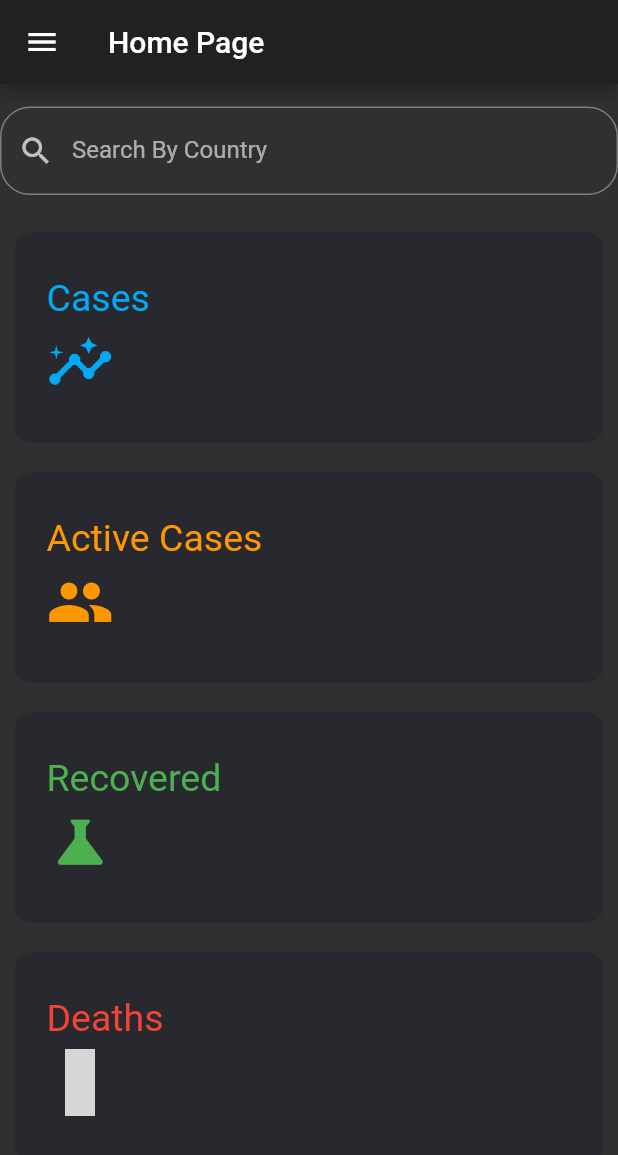
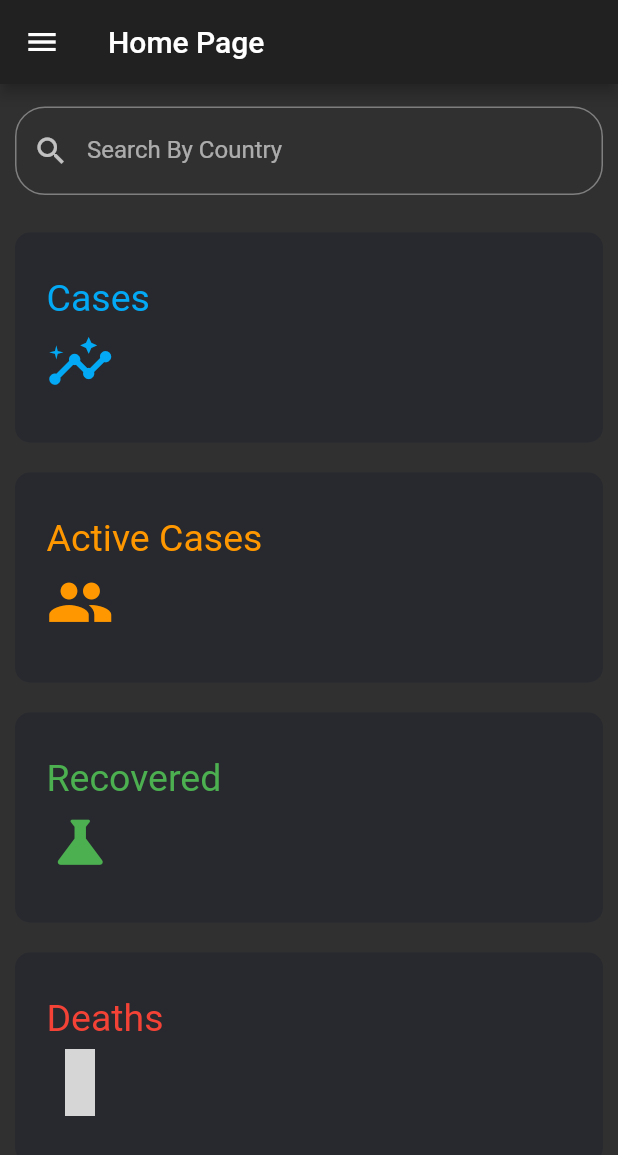
Before and after one commit to g-jindal2001/CovidTrackerApp, a Flutter app: the screen it shows after launch, on a phone screen of 412 x 824 dp. Shown: the top 1155 px of the screen. Run offline on Flutter 3.47's test engine with Material 2 defaults, Android fonts, the phone set to English and light mode, and no system bars; our stand-ins replace material_design_icons_flutter; network calls fail; grey boxes are pictures that could not be loaded.

Commit message:
Fixed Padding

```diff
--- a/lib/screens/home_page.dart
+++ b/lib/screens/home_page.dart
@@ -85,6 +85,8 @@ class _HomePageState extends State<HomePage> {
             ),
             Form(
               key: _form,
+              child: Padding(
+                padding: const EdgeInsets.symmetric(horizontal: 10),
                 child: TextFormField(
                   decoration: InputDecoration(
                     prefixIcon: Icon(Icons.search),
@@ -105,6 +107,7 @@ class _HomePageState extends State<HomePage> {
                   onFieldSubmitted: (value) {
                     _saveForm();
                   },
+                ),
               ),
             ),
             SizedBox(
```
Lines whose indentation alone changed are shown as unchanged.
